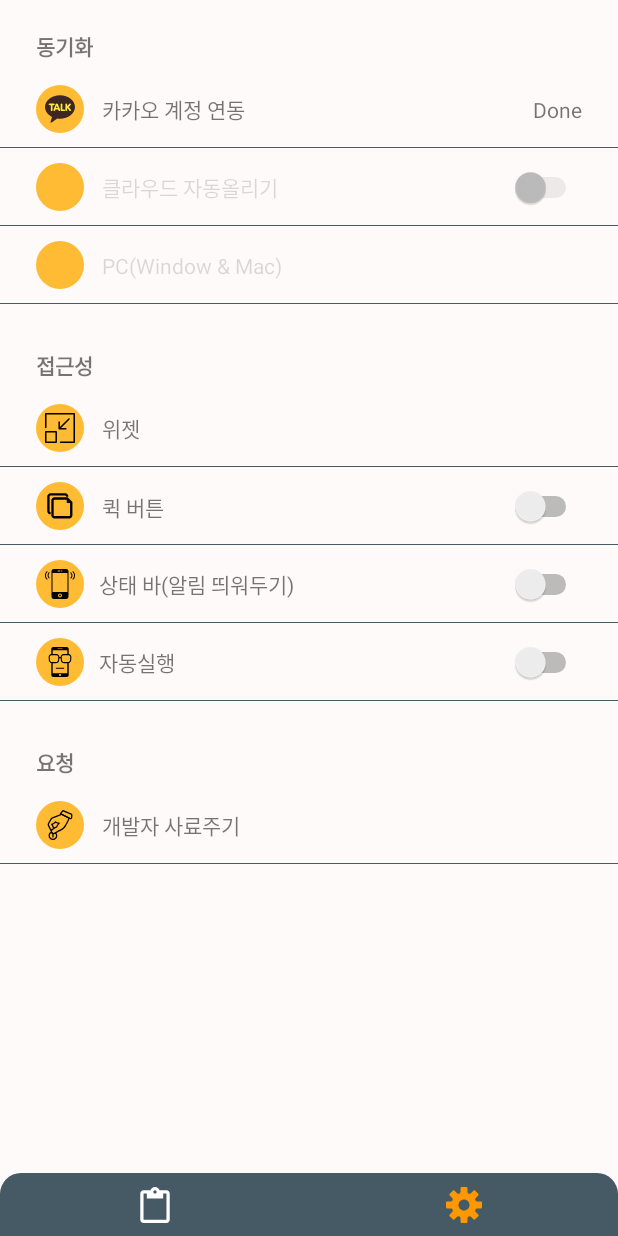
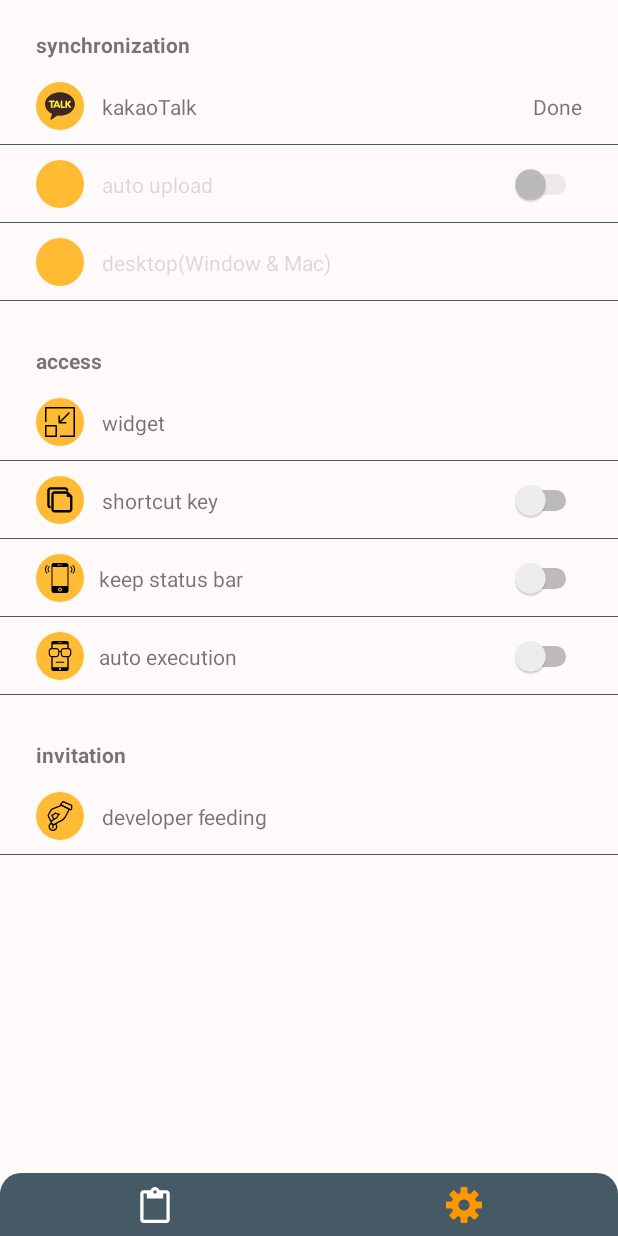
Before and after one commit to BlueBird-0/memoNote, an Android app: the screen it shows after launch (OptionActivity), after a tap on an icon or button, on a phone screen of 412 x 824 dp. Run offline under Robolectric (Android 15) with nearby library versions, the phone set to English and light mode, and no system bars; our stand-ins replace AdMob; libraries missing offline, so code that uses them is left out: com.android.billingclient, com.android.vending, gun0912.tedbottompicker, it.xabaras.android; 4 statements that could not run were skipped.

Commit message:
기능 : 영어 기능 추가 영어 기능 제공

```diff
--- a/app/src/main/java/com/bluebird/ShortMemo/tutorial/TutorialActivity.kt
+++ b/app/src/main/java/com/bluebird/ShortMemo/tutorial/TutorialActivity.kt
@@ -31,7 +31,7 @@ class TutorialActivity : AppCompatActivity() {
         setTheme(R.style.AppTheme)
         super.onCreate(savedInstanceState)
         setContentView(R.layout.activity_tutorial)
-        guideText.text = "'+' 버튼으로 메모를 추가합니다"
+        guideText.text = getString(R.string.tutorial_message1)
 
         fab()
         initSwi()
@@ -124,10 +124,10 @@ class TutorialActivity : AppCompatActivity() {
                 {
                     var addedNote = NoteViewModel(data!!.getParcelableExtra<Note>("note"))
                     list.add(addedNote)
-                    list.add(NoteViewModel(Note(0, "테스트용 메모")))
+                    list.add(NoteViewModel(Note(0, getString(R.string.tutorial_message4))))
                     note_list_tutorial.adapter?.notifyDataSetChanged()
                     Log.d("test001_tutorial", "튜토리얼 2번")
-                    guideText.text = "길게눌러 위치를 바꿉니다."
+                    guideText.text = getString(R.string.tutorial_message3)
                     hint.elevation = dipToPixels(8f)
                     note_list_tutorial.elevation = dipToPixels(10f)
                 }
--- a/app/src/main/java/com/bluebird/ShortMemo/tutorial/TutorialWriteActivity.kt
+++ b/app/src/main/java/com/bluebird/ShortMemo/tutorial/TutorialWriteActivity.kt
@@ -42,7 +42,7 @@ class TutorialWriteActivity : AppCompatActivity() {
         super.onCreate(savedInstanceState)
         setContentView(R.layout.activity_tutorial_write)
 
-        guideText.text = "'↑' 버튼으로 메모를 저장합니다"
+        guideText.text = getString(R.string.tutorial_message2)
 
         note = Note(0, "")
         // 전달 된 노트 실행
--- a/app/src/main/res/values/strings.xml
+++ b/app/src/main/res/values/strings.xml
@@ -1,46 +1,55 @@
 <resources>
-    <string name="app_name">단기메모</string>
+    <string name="app_name">ShortMemo</string>
 
     <string name="app_done">Done</string>
     <string name="app_connect">Connect</string>
 
-    <string name="str_picture">사진</string>
-    <string name="str_statusbar">메모가 없습니다</string>
+    <string name="str_picture">Picture</string>
+    <string name="str_statusbar">No record</string>
     <string name="str_check">Good!</string>
-    <string name="sdf_note">"MM월d일  HH:mm"</string>
+    <string name="sdf_note">"MMM-d  HH:mm"</string>
 
 
-    <string name="option_title_synchronization">동기화</string>
-    <string name="option_title_access">접근성</string>
-    <string name="option_title_invite">요청</string>
+    <string name="option_title_synchronization">synchronization</string>
+    <string name="option_title_access">access</string>
+    <string name="option_title_invite">invitation</string>
 
-    <string name="option_kakaoLogin">카카오 계정 연동</string>
-    <string name="option_autoUpload">클라우드 자동올리기</string>
-    <string name="option_pc">PC(Window &amp; Mac)</string>
+    <string name="option_kakaoLogin">kakaoTalk</string>
+    <string name="option_autoUpload">auto upload</string>
+    <string name="option_pc">desktop(Window &amp; Mac)</string>
 
 
     <string name="USER_SETTINGS_PREF">userSettings</string>
 
 
-    <string name="option_tutorial">튜토리얼</string>    <!-- T/N -->
-    <string name="option_widget">위젯</string>    <!-- T/N -->
-    <string name="option_autoExecution">자동실행</string>   <!-- T/N -->
-    <string name="option_windowShortcut">퀵 버튼</string>   <!-- T/N -->
-    <string name="option_statusBar">상태 바(알림 띄워두기)</string>   <!-- T/N -->
-    <string name="option_purchase">개발자 사료주기</string>   <!-- T/N -->
+    <string name="option_tutorial">tutorial</string>    <!-- T/N -->
+    <string name="option_widget">widget</string>    <!-- T/N -->
+    <string name="option_autoExecution">auto execution</string>   <!-- T/N -->
+    <string name="option_windowShortcut">shortcut key</string>   <!-- T/N -->
+    <string name="option_statusBar">keep status bar</string>   <!-- T/N -->
+    <string name="option_purchase">developer feeding</string>   <!-- T/N -->
 
 
-    <string name="alert_message_kakao">개발중인 기능입니다</string>
-    <string name="alert_message_checkAutoexceution">잠금화면을 열 때, 앱을 실행합니다</string>
-    <string name="alert_fail_recode">알아듣지 못했어요</string>
-    <string name="alert_record_message">되돌리겠습니까?</string>
-    <string name="alert_record_title">기록장</string>
-    <string name="alert_back_message">저장 하지 않고 돌아갑니다</string>
-    <string name="alert_back_title">글쓰기 종료</string>
-    <string name="alert_tutorial">아직 이용할 수 없습니다</string>
-    <string name="alert_tutorial_longclick">길게 누르세요</string>
-    <string name="alert">주의</string>
-    <string name="alert_billing_message">이 기능은 어플 사용에 아무런 영향을 미치지 않습니다</string>
-    <string name="yes">네</string>
-    <string name="no">아니오</string>
+    <string name="alert_message_kakao">This feature is under development</string>
+    <string name="alert_message_checkAutoexceution">Run the app when you open the lock screen</string>
+    <string name="alert_fail_recode">I didn\'t understand</string>
+    <string name="alert_record_message">Do you want to revert?</string>
+    <string name="alert_record_title">Record book</string>
+    <string name="alert_back_message">Return without saving</string>
+    <string name="alert_back_title">End writing</string>
+    <string name="alert_tutorial">Not yet available</string>
+    <string name="alert_tutorial_longclick">Long press</string>
+    <string name="alert">Warning</string>
+    <string name="alert_billing_message">This feature does not affect the use of the app</string>
+    <string name="yes">Yes</string>
+    <string name="no">no</string>
+
+    <string name="tutorial_message1">Add a note with the \'+\' button</string>
+    <string name="tutorial_message2">Save the note with the \'↑\' button</string>
+    <string name="tutorial_message3">Press and hold to change position</string>
+    <string name="tutorial_message4">Test note</string>
+    <string name="tutorial_message5">Swipe to delete the note</string>
+    <string name="tutorial_message6">Check the record</string>
+    <string name="tutorial_message7">Change your settings</string>
+    <string name="tutorial_message8">Exit help</string>
 </resources>
```
Also changed, not shown: app/src/main/java/com/bluebird/ShortMemo/tutorial/TutorialRecyclerViewAdapter.kt (+4 -4 lines), 1 other file.
